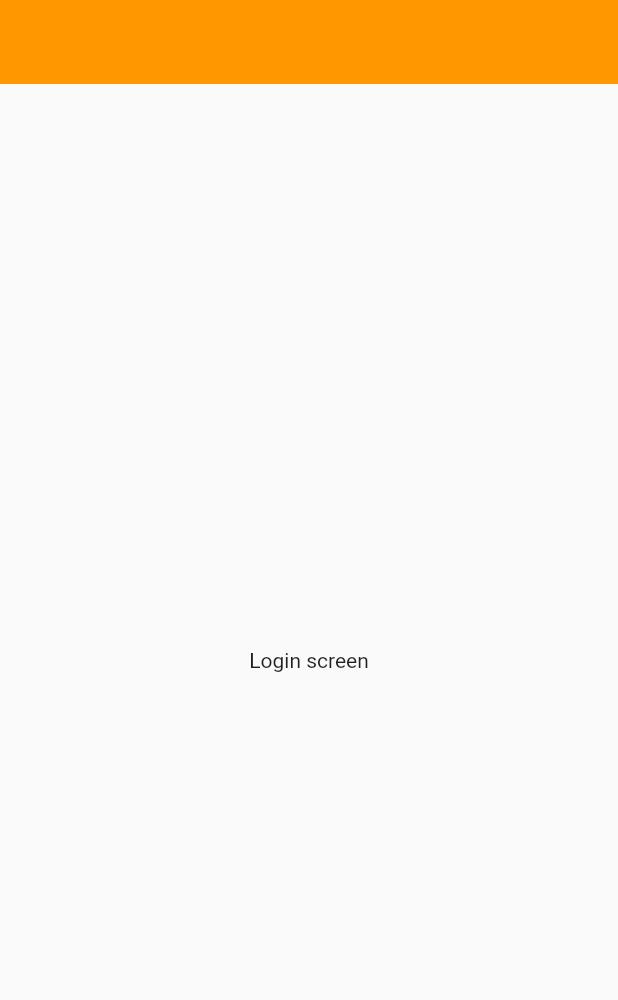
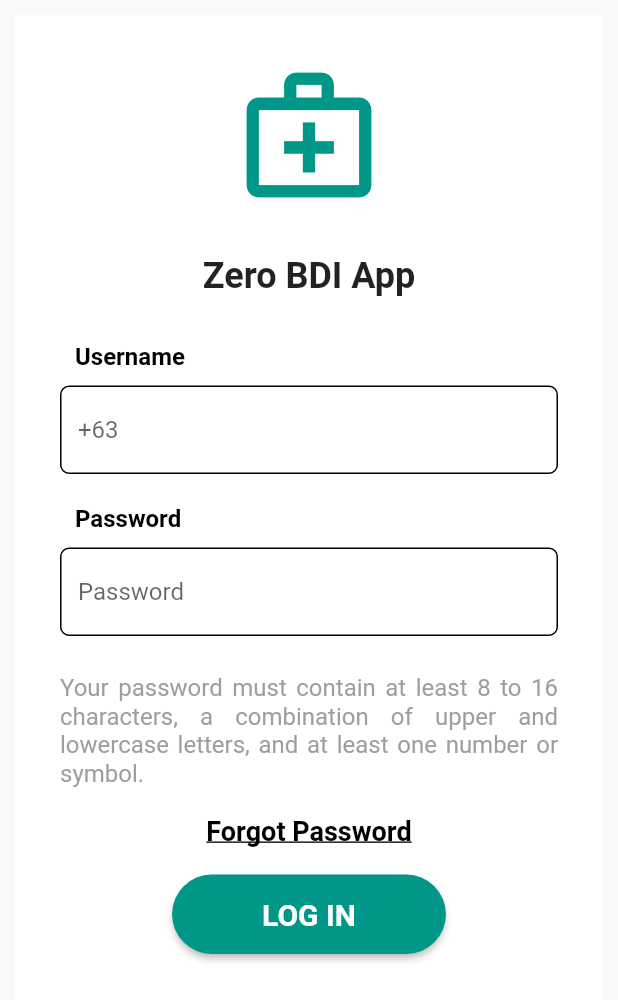
Before and after one commit to clrke/zebra-mobile, a Flutter app: the screen it shows after launch, on a phone screen of 412 x 824 dp. Shown: the top 1000 px of the screen. Run offline on Flutter 3.47's test engine with Material 2 defaults, Android fonts, the phone set to English and light mode, and no system bars; our stand-ins replace dio, shared_preferences.

Commit message:
Added UI for Login Screen

```diff
--- a/lib/components/appLogo.dart
+++ b/lib/components/appLogo.dart
@@ -0,0 +1,12 @@
+import 'package:flutter/material.dart';
+
+class AppLogo extends StatelessWidget {
+  @override
+  Widget build(BuildContext context) {
+    return Icon(
+      Icons.medical_services_outlined,
+      color: Colors.teal,
+      size: 100.0,
+    );
+  }
+}
--- a/lib/components/buttons/forgotPasswordButton.dart
+++ b/lib/components/buttons/forgotPasswordButton.dart
@@ -0,0 +1,20 @@
+import 'package:flutter/cupertino.dart';
+import 'package:flutter/material.dart';
+
+class ForgotPasswordButton extends StatelessWidget {
+  @override
+  Widget build(BuildContext context) {
+    return FlatButton(
+      onPressed: () {},
+      child: Text(
+        'Forgot Password',
+        style: TextStyle(
+          fontSize: 18,
+          fontWeight: FontWeight.bold,
+          color: Colors.black,
+          decoration: TextDecoration.underline,
+        ),
+      ),
+    );
+  }
+}
--- a/lib/components/buttons/loginButton.dart
+++ b/lib/components/buttons/loginButton.dart
@@ -0,0 +1,23 @@
+import 'package:flutter/material.dart';
+
+class LoginButton extends StatelessWidget {
+  @override
+  Widget build(BuildContext context) {
+    return ElevatedButton(
+      onPressed: () {},
+      child: Text('LOG IN'),
+      style: ElevatedButton.styleFrom(
+        primary: Colors.teal,
+        shape: RoundedRectangleBorder(
+          borderRadius: BorderRadius.circular(40.0),
+        ),
+        padding: EdgeInsets.symmetric(horizontal: 60, vertical: 15),
+        textStyle: TextStyle(
+          color: Colors.black,
+          fontWeight: FontWeight.bold,
+          fontSize: 20.0,
+        ),
+      ),
+    );
+  }
+}
--- a/lib/components/loginForm.dart
+++ b/lib/components/loginForm.dart
@@ -0,0 +1,123 @@
+import 'package:flutter/material.dart';
+import 'buttons/forgotPasswordButton.dart';
+import 'buttons/loginButton.dart';
+import 'package:zero_mobile/components/appLogo.dart';
+
+class LoginForm extends StatefulWidget {
+  @override
+  _LoginFormState createState() => _LoginFormState();
+}
+
+class _LoginFormState extends State<LoginForm> {
+  @override
+  Widget build(BuildContext context) {
+    return Scaffold(
+      backgroundColor: Colors.white,
+      body: Padding(
+        padding: EdgeInsets.all(30.0),
+        child: Column(
+            crossAxisAlignment: CrossAxisAlignment.start,
+            children: <Widget>[
+              Center(child: AppLogo()),
+              SizedBox(height: 30.0),
+              Center(
+                child: Text(
+                  'Zero BDI App',
+                  style: TextStyle(
+                    fontSize: 24,
+                    fontWeight: FontWeight.bold,
+                  )
+                )
+              ),
+
+              SizedBox(height: 30.0),
+              Padding(
+                padding: EdgeInsets.fromLTRB(10.0, 0, 0, 0),
+                child: Text(
+                  'Username',
+                  style: TextStyle(
+                    color: Colors.black,
+                    fontSize: 16.0,
+                    fontWeight: FontWeight.bold,
+                  ),
+                ),
+              ),
+
+              SizedBox(height: 10.0),
+              TextFormField(
+                decoration: InputDecoration(
+                  hintText: "+63",
+                  fillColor: Colors.white,
+                  enabledBorder: OutlineInputBorder(
+                    borderRadius: BorderRadius.circular(6.0),
+                    borderSide: BorderSide(
+                      color: Colors.black,
+                      width: 1.0,
+                    ),
+                  ),
+                  focusedBorder: OutlineInputBorder(
+                    borderRadius: BorderRadius.circular(6.0),
+                    borderSide: BorderSide(
+                      color: Colors.blue,
+                      width: 1.0,
+                    ),
+                  ),
+                  //fillColor: Colors.green
+                ),
+              ),
+
+              SizedBox(height: 20.0),
+              Padding(
+                padding: EdgeInsets.fromLTRB(10.0, 0, 0, 0),
+                child: Text(
+                  'Password',
+                  style: TextStyle(
+                    color: Colors.black,
+                    fontSize: 16.0,
+                    fontWeight: FontWeight.bold,
+                  ),
+                ),
+              ),
+
+              SizedBox(height: 10.0),
+              TextFormField(
+                decoration: InputDecoration(
+                  hintText: "Password",
+                  fillColor: Colors.white,
+                  enabledBorder: OutlineInputBorder(
+                    borderRadius: BorderRadius.circular(6.0),
+                    borderSide: BorderSide(
+                      color: Colors.black,
+                      width: 1.0,
+                    ),
+                  ),
+                  focusedBorder: OutlineInputBorder(
+                    borderRadius: BorderRadius.circular(6.0),
+                    borderSide: BorderSide(
+                      color: Colors.blue,
+                      width: 1.0,
+                    ),
+                  ),
+                  //fillColor: Colors.green
+                ),
+              ),
+              SizedBox(height: 25.0),
+              Text(
+                'Your password must contain at least 8 to 16 characters, a combination of upper and lowercase letters, and at least one number or symbol.',
+                textAlign: TextAlign.justify,
+                style: TextStyle(
+                  color: Colors.grey[500],
+                  fontSize: 16.0,
+                  fontWeight: FontWeight.normal,
+                )
+              ),
+              SizedBox(height: 5.0),
+              Center(child: ForgotPasswordButton()),
+              SizedBox(height: 5.0),
+              Center(child: LoginButton()),
+            ],
+        )
+      ),
+    );
+  }
+}
--- a/lib/screens/login.dart
+++ b/lib/screens/login.dart
@@ -1,6 +1,7 @@
 import 'package:flutter/cupertino.dart';
 import 'package:flutter/material.dart';
 import '../components/loader.dart';
+import '../components/loginForm.dart';
 
 class Login extends StatefulWidget {
   @override
@@ -12,11 +13,12 @@ class _LoginState extends State<Login> {
 
   @override
   Widget build(BuildContext context) {
-    var body = Center(child: Text('Login screen'),);
+    // var body = Center(child: Text('Login screen'),);
+    var body = LoginForm();
     var bodyProgress = Loader(body: body);
     return Scaffold(
-      appBar: AppBar(),
       body: Container(
+        padding: EdgeInsets.all(10.0),
           child: loading ? bodyProgress : body
       ),
     );
--- a/lib/utils/routes.dart
+++ b/lib/utils/routes.dart
@@ -1,7 +1,7 @@
 import 'package:flutter/cupertino.dart';
 import 'package:flutter/material.dart';
-import 'file:///C:/atmos/zebra-mobile/lib/screens/home.dart';
-import 'file:///C:/atmos/zebra-mobile/lib/screens/login.dart';
+import '../screens/home.dart';
+import '../screens/login.dart';
 
 class NonAuthRoute {
   static Route<dynamic> generateRoute(RouteSettings settings) {
--- a/pubspec.yaml
+++ b/pubspec.yaml
@@ -48,8 +48,8 @@ flutter:
   uses-material-design: true
 
   # To add assets to your application, add an assets section, like this:
-  assets:
-     - assets/images/
+#  assets:
+#     - assets/images/
 
   # An image asset can refer to one or more resolution-specific "variants", see
   # https://flutter.dev/assets-and-images/#resolution-aware.
```
Also changed, not shown: pubspec.lock.
